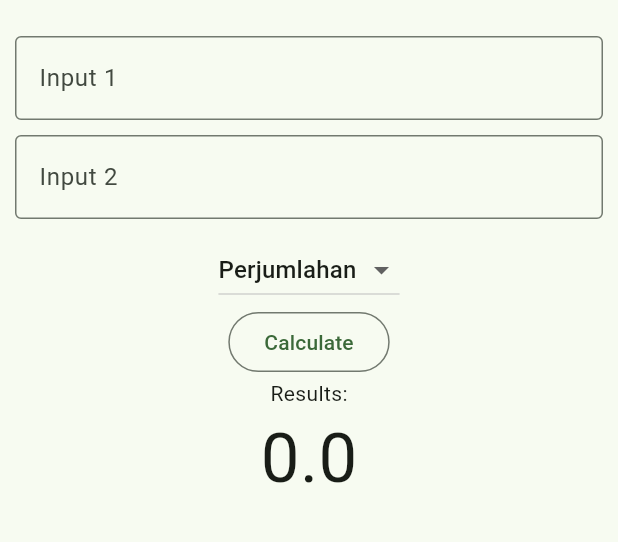
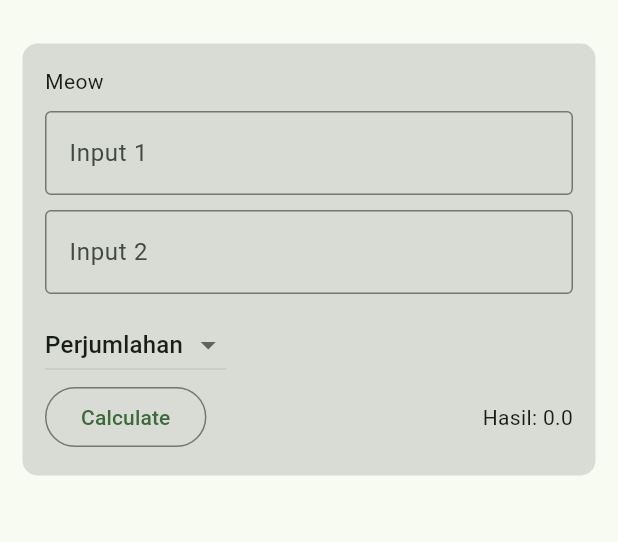
Before and after one commit to ahmadkasim12/bloc_kelompok_4, a Flutter app: the screen it shows after launch, after a tap on "Calculate", on a phone screen of 412 x 824 dp, the part 63-605 px from its top. Run offline on Flutter 3.47's test engine with Material 3 defaults, Android fonts, the phone set to English and light mode, and no system bars; our stand-ins replace flutter_bloc.

Commit message:
[Adli] Initial Commit

```diff
--- a/lib/Screens/AritmatikaPage.dart
+++ b/lib/Screens/AritmatikaPage.dart
@@ -24,17 +24,41 @@ class Aritmatikapage extends StatelessWidget {
         title: const Text("Kalkulator Aritmatika"),
       ),
       drawer: MyDrawer(),
-      body: Container(
+      body: Padding(
+        padding: EdgeInsets.all(15),
         child: Column(
           children: [
-            GenericTextInput(textHint: 'Input 1', controller: _input1Controller, margin: const EdgeInsets.all(10)),
-            GenericTextInput(textHint: 'Input 2', controller: _input2Controller, margin: const EdgeInsets.only(bottom: 10, left: 10, right: 10)),
+            Container(
+              decoration: BoxDecoration(
+                borderRadius: BorderRadius.circular(10),
+                color: Colors.black12,
+              ),
+              padding: EdgeInsets.all(15),
+              child: Column(
+                children: [
+                  Row(
+                    mainAxisAlignment: MainAxisAlignment.start,
+                    children: [
+                      Text("Meow"),
+                    ],
+                  ),
+                  GenericTextInput(
+                      textHint: "Input 1",
+                      controller: _input1Controller,
+                      margin: EdgeInsets.only(bottom: 10, top: 10)),
+                  GenericTextInput(
+                      textHint: "Input 2",
+                      controller: _input2Controller,
+                      margin: EdgeInsets.only(bottom: 10)),
+                  Row(
+                    mainAxisAlignment: MainAxisAlignment.start,
+                    children: [
                       BlocBuilder<Operator, int>(
                         bloc: aritmatika,
                         builder: (context, state) {
                           return DropdownButton<String>(
-                    items:
-                    operator.map<DropdownMenuItem<String>>((String value) {
+                              items: operator.map<DropdownMenuItem<String>>(
+                                      (String value) {
                                     return DropdownMenuItem<String>(
                                       value: value,
                                       child: Text(value),
@@ -47,23 +71,35 @@ class Aritmatikapage extends StatelessWidget {
                               });
                         },
                       ),
-            GenericButton(onPressed: () {
-              final input1 = double.tryParse(_input1Controller.text) ?? 0.0;
-              final input2 = double.tryParse(_input2Controller.text) ?? 0.0;
+                    ],
+                  ),
+                  Row(
+                    mainAxisAlignment: MainAxisAlignment.spaceBetween,
+                    children: [
+                      GenericButton(
+                          onPressed: () {
+                            final input1 =
+                                double.tryParse(_input1Controller.text) ?? 0.0;
+                            final input2 =
+                                double.tryParse(_input2Controller.text) ?? 0.0;
 
-              context.read<InputHolderBloc>().add(UpdateInputs(input1, input2));
+                            context
+                                .read<InputHolderBloc>()
+                                .add(UpdateInputs(input1, input2));
                             output.doOperation(input1, input2, aritmatika.init);
-            }, text: "Calculate"),
-            Text("Results:"),
+                          },
+                          text: "Calculate"),
                       BlocBuilder<InputOperation, double>(
                         bloc: output,
                         builder: (context, state) {
-                return Text(
-                  '$state',
-                  style: TextStyle(fontSize: 46),
-                );
+                          return Text('Hasil: $state');
                         },
                       )
+                    ],
+                  )
+                ],
+              ),
+            ),
           ],
         ),
       ),
```
Lines whose indentation alone changed are shown as unchanged.
